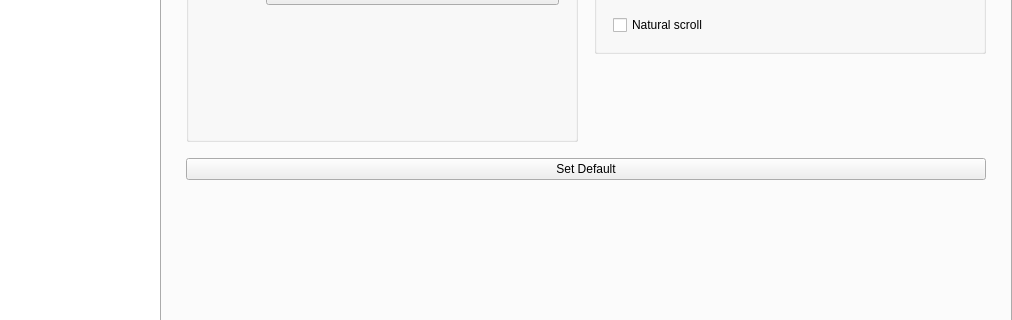
The window that hyprset/ui/generated/widget.ui (EST2374/hypr-set) describes before a commit, drawn with Qt 5; both pictures show x 0 to 1012 and y 266 to 586 of the 1012 by 832 pixel window.
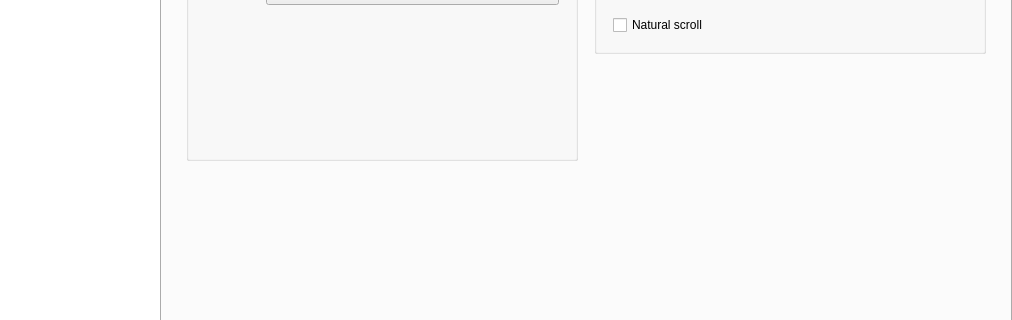
The same window after the commit. The open tabs and pages were chosen to show the change.

Commit message: default button added logic

What changed in the file:
```diff
--- a/hyprset/ui/generated/widget.ui
+++ b/hyprset/ui/generated/widget.ui
@@ -1328,13 +1328,6 @@
               </item>
              </layout>
             </item>
-            <item>
-             <widget class="QPushButton" name="input_set_default_button">
-              <property name="text">
-               <string>Set Default</string>
-              </property>
-             </widget>
-            </item>
             <item>
              <spacer name="input_bottom_spacer">
               <property name="orientation">
```
Left out of the diff: 6 changed lines with no effect on the pictures. The commit also changes 6 other files.
